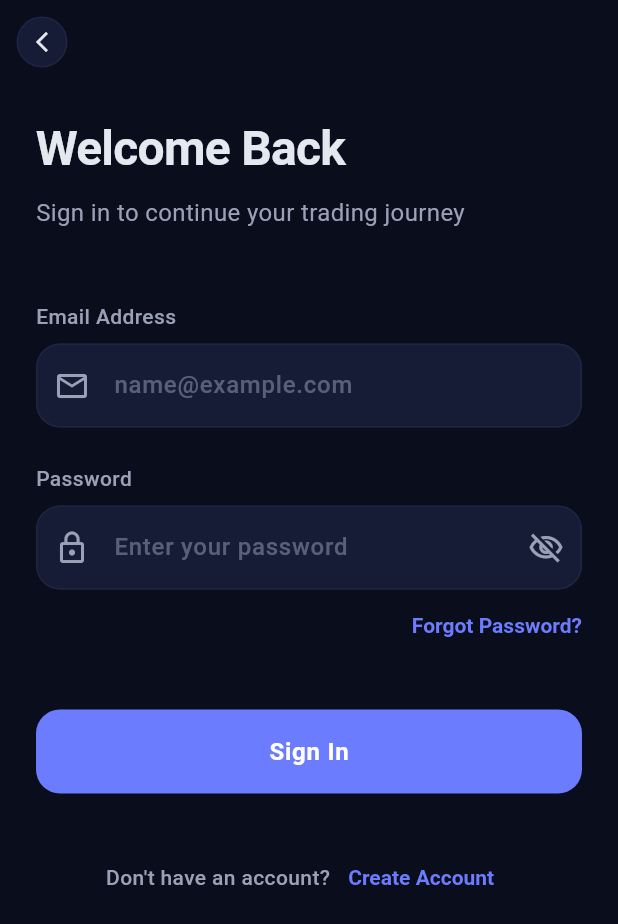
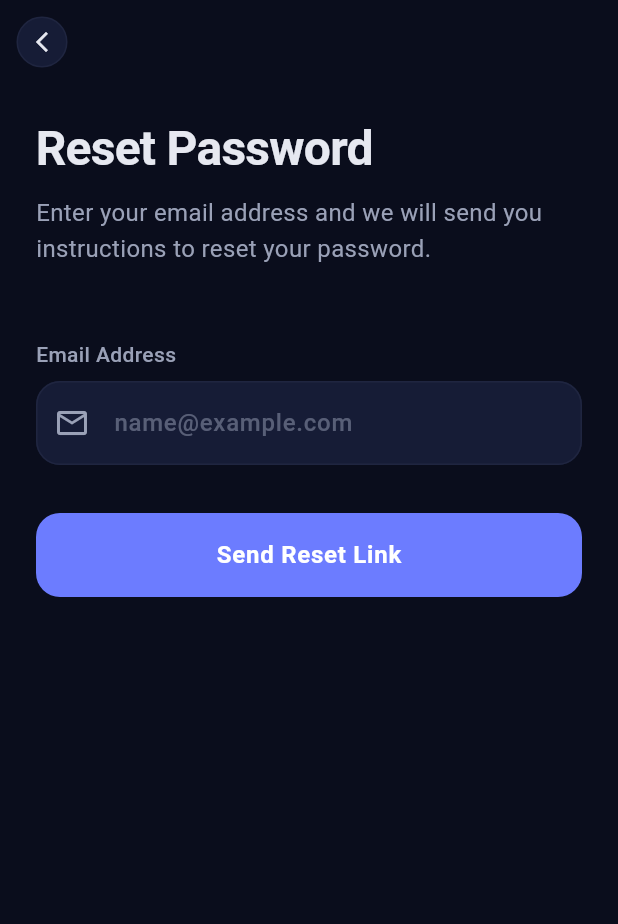
Before and after one commit to SheetalAlbiorix/ShockTrade, a Flutter app: the LoginPage screen opened by its route, after a tap on "Forgot Password?", on a phone screen of 412 x 824 dp. Shown: the top 924 px of the screen. Run offline on Flutter 3.47's test engine with Material 3 defaults, Android fonts, the phone set to English and light mode, and no system bars; our stand-ins replace dio, flutter_riverpod, freezed_annotation, get_it, go_router.

Commit message:
forgot password ui

```diff
--- /dev/null
+++ b/lib/features/auth/presentation/pages/forgot_password_page.dart
@@ -0,0 +1,189 @@
+import 'package:flutter/material.dart';
+import 'package:go_router/go_router.dart';
+import 'package:shock_app/core/config/app_colors.dart';
+import 'package:shock_app/core/widgets/primary_button.dart';
+
+class ForgotPasswordPage extends StatefulWidget {
+  const ForgotPasswordPage({super.key});
+
+  @override
+  State<ForgotPasswordPage> createState() => _ForgotPasswordPageState();
+}
+
+class _ForgotPasswordPageState extends State<ForgotPasswordPage> {
+  final _emailController = TextEditingController();
+  bool _isSuccess = false;
+
+  @override
+  void dispose() {
+    _emailController.dispose();
+    super.dispose();
+  }
+
+  void _handleReset() {
+    // Mock success logic
+    if (_emailController.text.isNotEmpty) {
+      setState(() {
+        _isSuccess = true;
+      });
+    } else {
+      ScaffoldMessenger.of(context).showSnackBar(
+        const SnackBar(content: Text('Please enter your email')),
+      );
+    }
+  }
+
+  @override
+  Widget build(BuildContext context) {
+    return Scaffold(
+      backgroundColor: AppColors.darkBackground,
+      appBar: AppBar(
+        backgroundColor: Colors.transparent,
+        elevation: 0,
+        leading: IconButton(
+          icon: Container(
+            padding: const EdgeInsets.all(8),
+            decoration: BoxDecoration(
+              shape: BoxShape.circle,
+              color: AppColors.darkCardBackground,
+              border: Border.all(color: AppColors.darkDivider),
+            ),
+            child: const Icon(Icons.arrow_back_ios_new,
+                size: 16, color: AppColors.darkTextPrimary),
+          ),
+          onPressed: () => context.pop(),
+        ),
+      ),
+      body: SafeArea(
+        child: SingleChildScrollView(
+          padding: const EdgeInsets.symmetric(horizontal: 24.0),
+          child: Column(
+            crossAxisAlignment: CrossAxisAlignment.start,
+            children: [
+              const SizedBox(height: 20),
+              if (!_isSuccess) ...[
+                // Header
+                const Text(
+                  'Reset Password',
+                  style: TextStyle(
+                    color: AppColors.darkTextPrimary,
+                    fontSize: 32,
+                    fontWeight: FontWeight.bold,
+                    letterSpacing: -0.5,
+                  ),
+                ),
+                const SizedBox(height: 8),
+                const Text(
+                  'Enter your email address and we will send you instructions to reset your password.',
+                  style: TextStyle(
+                    color: AppColors.darkTextSecondary,
+                    fontSize: 16,
+                    fontWeight: FontWeight.w400,
+                    height: 1.5,
+                  ),
+                ),
+                const SizedBox(height: 48),
+
+                // Email Input
+                const Text('Email Address',
+                    style: TextStyle(
+                        color: AppColors.darkTextSecondary,
+                        fontSize: 14,
+                        fontWeight: FontWeight.w500)),
+                const SizedBox(height: 8),
+                TextFormField(
+                  controller: _emailController,
+                  keyboardType: TextInputType.emailAddress,
+                  style: const TextStyle(
+                      color: AppColors.darkTextPrimary,
+                      fontWeight: FontWeight.w500),
+                  decoration: InputDecoration(
+                    hintText: 'name@example.com',
+                    hintStyle: TextStyle(
+                        color: AppColors.darkTextSecondary.withOpacity(0.5)),
+                    filled: true,
+                    fillColor: AppColors.darkCardBackground,
+                    contentPadding: const EdgeInsets.symmetric(
+                        horizontal: 16, vertical: 16),
+                    prefixIcon: const Icon(Icons.email_outlined,
+                        color: AppColors.darkTextSecondary),
+                    border: OutlineInputBorder(
+                      borderRadius: BorderRadius.circular(16),
+                      borderSide: BorderSide.none,
+                    ),
+                    enabledBorder: OutlineInputBorder(
+                      borderRadius: BorderRadius.circular(16),
+                      borderSide:
+                          const BorderSide(color: AppColors.darkDivider),
+                    ),
+                    focusedBorder: OutlineInputBorder(
+                      borderRadius: BorderRadius.circular(16),
+                      borderSide:
+                          const BorderSide(color: AppColors.primaryBlue),
+                    ),
+                  ),
+                ),
+                const SizedBox(height: 32),
+
+                // Primary Button
+                PrimaryButton(
+                  text: 'Send Reset Link',
+                  onPressed: _handleReset,
+                  backgroundColor: AppColors.primaryBlue,
+                  textColor: Colors.white,
+                  borderRadius: 16,
+                ),
+              ] else ...[
+                // Success State
+                Center(
+                  child: Column(
+                    children: [
+                      const SizedBox(height: 40),
+                      Container(
+                        width: 80,
+                        height: 80,
+                        decoration: BoxDecoration(
+                          color: AppColors.primaryBlue.withOpacity(0.1),
+                          shape: BoxShape.circle,
+                        ),
+                        child: const Icon(Icons.mark_email_read_outlined,
+                            size: 40, color: AppColors.primaryBlue),
+                      ),
+                      const SizedBox(height: 32),
+                      const Text(
+                        'Check your email',
+                        style: TextStyle(
+                          color: AppColors.darkTextPrimary,
+                          fontSize: 24,
+                          fontWeight: FontWeight.bold,
+                        ),
+                      ),
+                      const SizedBox(height: 16),
+                      const Text(
+                        'We have sent a password reset link to your email address.',
+                        textAlign: TextAlign.center,
+                        style: TextStyle(
+                          color: AppColors.darkTextSecondary,
+                          fontSize: 16,
+                          height: 1.5,
+                        ),
+                      ),
+                      const SizedBox(height: 48),
+                      PrimaryButton(
+                        text: 'Back to Login',
+                        onPressed: () => context.pop(),
+                        backgroundColor: AppColors.darkCardBackground,
+                        textColor: AppColors.darkTextPrimary,
+                        borderRadius: 16,
+                      ),
+                    ],
+                  ),
+                ),
+              ],
+            ],
+          ),
+        ),
+      ),
+    );
+  }
+}
--- a/lib/features/auth/presentation/pages/login_page.dart
+++ b/lib/features/auth/presentation/pages/login_page.dart
@@ -170,7 +170,7 @@ class _LoginPageState extends ConsumerState<LoginPage> {
               Align(
                 alignment: Alignment.centerRight,
                 child: TextButton(
-                  onPressed: () {},
+                  onPressed: () => context.push('/forgot-password'),
                   style: TextButton.styleFrom(
                     padding: EdgeInsets.zero,
                     minimumSize: const Size(0, 0),
--- a/lib/routing/app_router.dart
+++ b/lib/routing/app_router.dart
@@ -4,6 +4,7 @@ import 'package:shock_app/features/auth/presentation/pages/login_page.dart';
 import 'package:shock_app/features/splash/presentation/pages/splash_page.dart';
 import 'package:shock_app/features/onboarding/presentation/pages/onboarding_page.dart';
 import 'package:shock_app/features/auth/presentation/pages/register_page.dart';
+import 'package:shock_app/features/auth/presentation/pages/forgot_password_page.dart';
 
 /// Application router configuration using GoRouter
 final appRouter = GoRouter(
@@ -30,6 +31,11 @@ final appRouter = GoRouter(
       builder: (context, state) => const RegisterPage(),
     ),
     GoRoute(
+      path: '/forgot-password',
+      name: 'forgot-password',
+      builder: (context, state) => const ForgotPasswordPage(),
+    ),
+    GoRoute(
       path: '/home',
       name: 'home',
       builder: (context, state) => const NavigationShell(),
```
